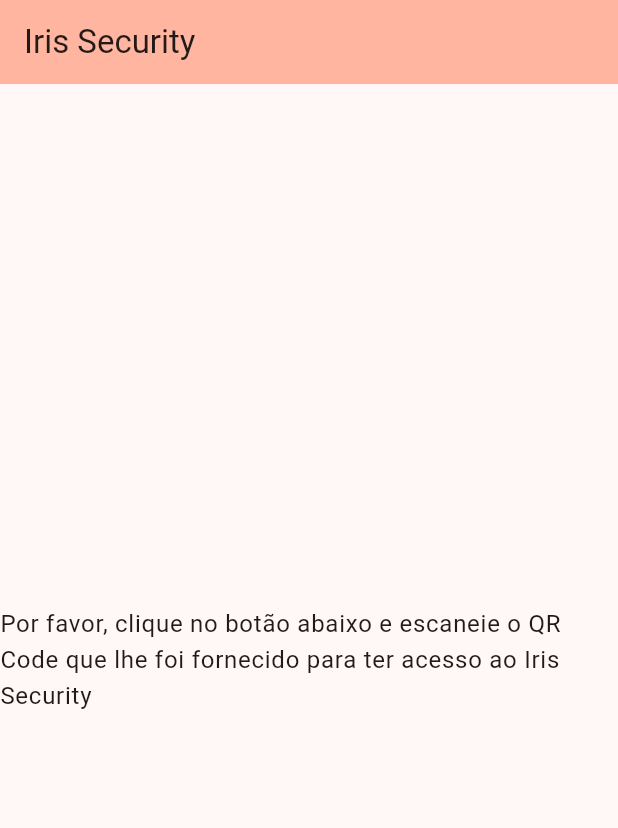
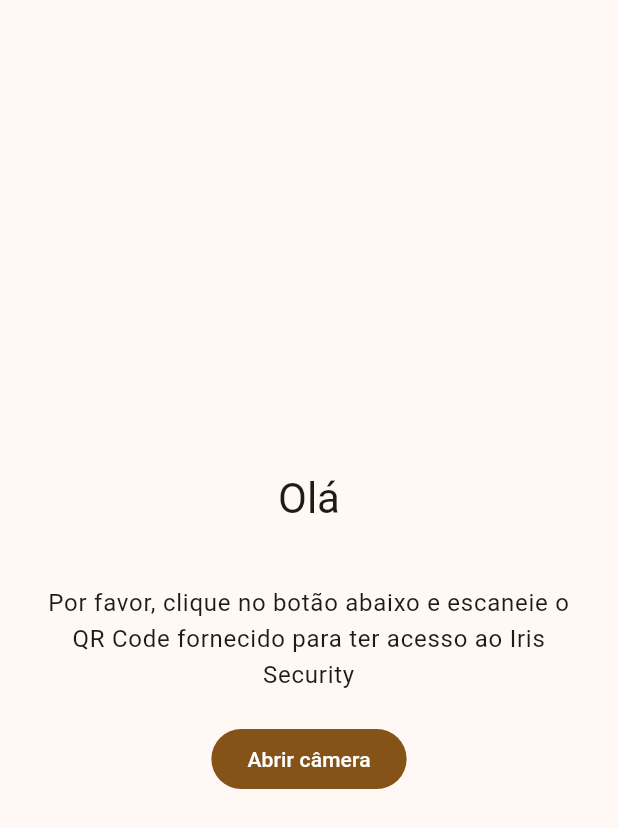
Before and after one commit to CaioSchnepper/DispositivosMoveis, a Flutter app: the screen it shows after launch, on a phone screen of 412 x 824 dp. Shown: the top 828 px of the screen. Run offline on Flutter 3.47's test engine with Material 3 defaults, Android fonts, the phone set to English and light mode, and no system bars.

Commit message:
feat: tela inicial com textos

```diff
--- a/lib/main.dart
+++ b/lib/main.dart
@@ -13,22 +13,7 @@
     return MaterialApp(
       title: 'Iris Security',
       theme: ThemeData(
-        // This is the theme of your application.
-        //
-        // TRY THIS: Try running your application with "flutter run". You'll see
-        // the application has a purple toolbar. Then, without quitting the app,
-        // try changing the seedColor in the colorScheme below to Colors.green
-        // and then invoke "hot reload" (save your changes or press the "hot
-        // reload" button in a Flutter-supported IDE, or press "r" if you used
-        // the command line to start the app).
-        //
-        // Notice that the counter didn't reset back to zero; the application
-        // state is not lost during the reload. To reset the state, use hot
-        // restart instead.
-        //
-        // This works for code too, not just values: Most code changes can be
-        // tested with just a hot reload.
-        colorScheme: ColorScheme.fromSeed(seedColor: Colors.deepOrange),
+        colorScheme: ColorScheme.fromSeed(seedColor: Colors.orange),
         useMaterial3: true,
       ),
       home: const MyHomePage(title: 'Iris Security'),
@@ -38,15 +23,6 @@
 
 class MyHomePage extends StatefulWidget {
   const MyHomePage({super.key, required this.title});
-
-  // This widget is the home page of your application. It is stateful, meaning
-  // that it has a State object (defined below) that contains fields that affect
-  // how it looks.
-
-  // This class is the configuration for the state. It holds the values (in this
-  // case the title) provided by the parent (in this case the App widget) and
-  // used by the build method of the State. Fields in a Widget subclass are
-  // always marked "final".
 
   final String title;
 
@@ -62,18 +38,34 @@
   @override
   Widget build(BuildContext context) {
     return Scaffold(
-      appBar: AppBar(
-        backgroundColor: Theme.of(context).colorScheme.inversePrimary,
-        title: Text(widget.title),
-      ),
+      // appBar: AppBar(
+      //   backgroundColor: Theme.of(context).colorScheme.inversePrimary,
+      //   title: Text(widget.title),
+      // ),
       body: Center(
         child: Column(
           mainAxisAlignment: MainAxisAlignment.center,
           children: <Widget>[
-            Text(
-              'Por favor, clique no botão abaixo e escaneie o QR Code que lhe foi fornecido para ter acesso ao Iris Security',
-              style: Theme.of(context).textTheme.bodyLarge,
+            Padding(
+              padding: const EdgeInsets.all(20.0),
+              child: Text(
+                'Olá',
+                style: Theme.of(context).textTheme.headlineMedium,
+                textAlign: TextAlign.center,
+              ),
             ),
+            Padding(
+              padding: const EdgeInsets.all(20.0),
+              child: Text(
+                'Por favor, clique no botão abaixo e escaneie o QR Code fornecido para ter acesso ao Iris Security',
+                style: Theme.of(context).textTheme.bodyLarge,
+                textAlign: TextAlign.center,
+              ),
+            ),
+            FilledButton(
+              onPressed: openCamera,
+              child: const Text('Abrir câmera'),
+            )
           ],
         ),
       ),
```
